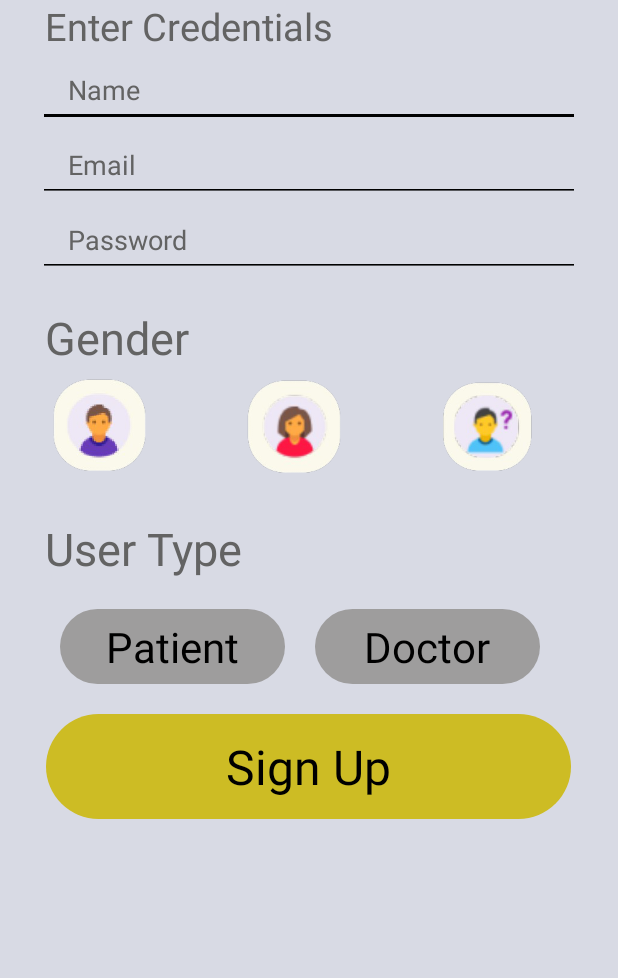
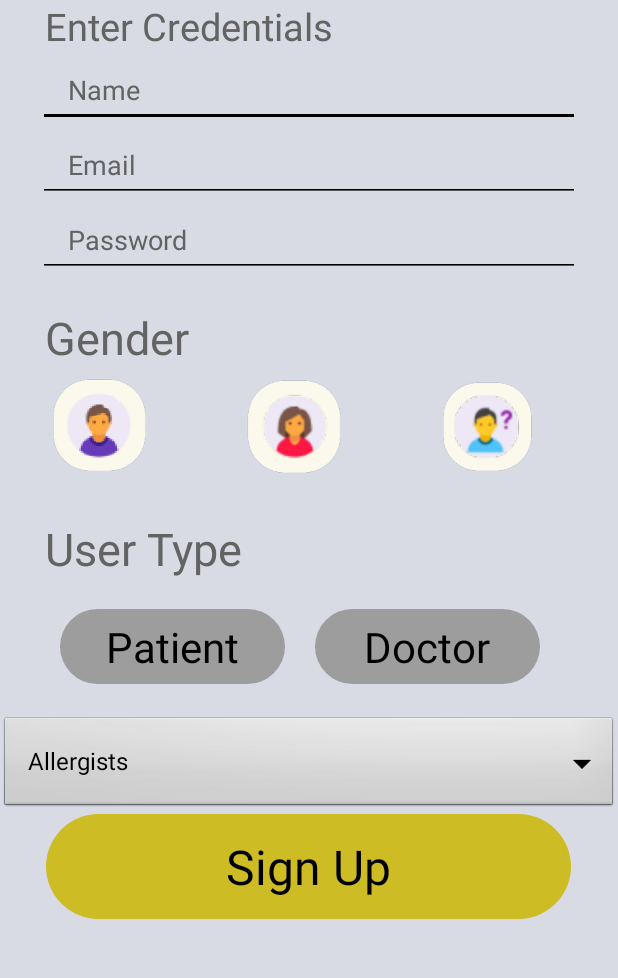
Before and after one commit to hanzla-sib/SMD_PROJECT_REMOTECARE, an Android app: the MainActivity_signup screen opened directly, with no data from a screen before it, after a tap on an icon or button, on a phone screen of 412 x 824 dp, the part 225-1203 px from its top. Run offline under Robolectric (Android 15) with nearby library versions, the light colour scheme and no system bars; our stand-ins replace Firebase (no records; nobody signed in at launch, a user with empty details on screens opened directly), Volley.

Commit message:
Doctor Type on Signup
Doctor Type on Signup

```diff
--- a/app/src/main/java/com/waqasahmad/remotecare/Consumed_calories_Progress_Doctor_side.java
+++ b/app/src/main/java/com/waqasahmad/remotecare/Consumed_calories_Progress_Doctor_side.java
@@ -146,7 +146,8 @@ public class Consumed_calories_Progress_Doctor_side extends AppCompatActivity im
                         adapter.setDropDownViewResource(android.R.layout.simple_spinner_dropdown_item);
                         spinner.setAdapter(adapter);
                         spinner.setOnItemSelectedListener(Consumed_calories_Progress_Doctor_side.this);
-                    } catch (JSONException e) {
+                    } catch (JSONException e)
+                    {
                         e.printStackTrace();
                     }
 
--- a/app/src/main/java/com/waqasahmad/remotecare/MainActivity_signup.java
+++ b/app/src/main/java/com/waqasahmad/remotecare/MainActivity_signup.java
@@ -5,10 +5,14 @@ import androidx.appcompat.app.AppCompatActivity;
 
 import android.content.Intent;
 import android.os.Bundle;
+import android.util.Log;
 import android.view.View;
+import android.widget.AdapterView;
+import android.widget.ArrayAdapter;
 import android.widget.EditText;
 import android.widget.ImageButton;
 import android.widget.ImageView;
+import android.widget.Spinner;
 import android.widget.TextView;
 import android.widget.Toast;
 
@@ -32,10 +36,11 @@ import com.google.firebase.database.FirebaseDatabase;
 import com.google.firebase.firestore.FirebaseFirestore;
 
 import java.text.SimpleDateFormat;
+import java.util.ArrayList;
 import java.util.Calendar;
 import java.util.HashMap;
 import java.util.Map;
-public class MainActivity_signup extends AppCompatActivity {
+public class MainActivity_signup extends AppCompatActivity implements AdapterView.OnItemSelectedListener {
 
     EditText name,email,password;
     ImageView signup;
@@ -52,6 +57,11 @@ public class MainActivity_signup extends AppCompatActivity {
     DatabaseReference reference ;
     FirebaseAuth mAuth;
     FirebaseFirestore db;
+String user_t="";
+    private Spinner spinner2;
+    ArrayList<String> paths = new ArrayList();
+
+
 
 
     private static final String insert_user_url ="http://"+Ip_server.getIpServer()+"/smd_project/insert.php";
@@ -94,14 +104,30 @@ public class MainActivity_signup extends AppCompatActivity {
         patient = findViewById(R.id.patient);
         doctor = findViewById(R.id.doctor);
 
-//
-//        //
-//
-//        Intent intent = new Intent(MainActivity_signup.this,ShowimagesActivity.class);
-//        startActivity(intent);
-//
-//
-//        //
+
+        ///////////////////////////
+
+        paths.add("Allergists");
+        paths.add("Cardiologists");
+        paths.add("Gastroenterologists");
+        paths.add("Dermatologists");
+        paths.add("Neurologists");
+        paths.add("Physiatrists");
+        paths.add("Plastic Surgeons");
+        paths.add("Radiologists");
+
+        Log.d("11111111111111111111" , paths.toString());
+
+        spinner2 = (Spinner)findViewById(R.id.spinner);
+        ArrayAdapter<String> adapter = new ArrayAdapter<String>(MainActivity_signup.this,
+                android.R.layout.simple_spinner_dropdown_item,paths);
+
+        adapter.setDropDownViewResource(android.R.layout.simple_spinner_dropdown_item);
+        spinner2.setAdapter(adapter);
+        spinner2.setOnItemSelectedListener(MainActivity_signup.this);
+
+
+
 
         //Gender selection
         male.setOnClickListener(new View.OnClickListener() {
@@ -161,6 +187,9 @@ public class MainActivity_signup extends AppCompatActivity {
             public void onClick(View v) {
                 user_type="Doctor";
                 user_type_id = "2";
+
+                spinner2.setVisibility(View.VISIBLE);
+
                 Toast.makeText(
                         MainActivity_signup.this,
                         "Doctor",
@@ -300,6 +329,9 @@ public class MainActivity_signup extends AppCompatActivity {
                                 param.put("password",password2);
                                 param.put("type",user_type_id);
                                 param.put("gender",genderstr);
+                                param.put("user_t",user_t);
+
+                                Log.d("user_t" , user_t.toString());
 
 
                                 return param;
@@ -326,4 +358,16 @@ public class MainActivity_signup extends AppCompatActivity {
                 });
     }
 
+    @Override
+    public void onItemSelected(AdapterView<?> parent, View view, int position, long id)
+    {
+        user_t= (String) parent.getItemAtPosition(position);
+
+    }
+
+    @Override
+    public void onNothingSelected(AdapterView<?> parent)
+    {
+
+    }
 }
--- a/app/src/main/res/layout/signup.xml
+++ b/app/src/main/res/layout/signup.xml
@@ -287,6 +287,21 @@
 
     </LinearLayout>
 
+    <LinearLayout
+        android:layout_width="match_parent"
+        android:layout_height="wrap_content"
+        >
+        <Spinner
+            android:id="@+id/spinner"
+            android:layout_width="match_parent"
+            android:layout_height="wrap_content"
+            android:background="@android:drawable/btn_dropdown"
+            android:spinnerMode="dropdown"
+            android:visibility="gone"
+            />
+
+    </LinearLayout>
+
     <RelativeLayout
         android:layout_width="match_parent"
         android:layout_height="wrap_content"
```
Also changed, not shown: app/src/main/java/com/waqasahmad/remotecare/Calories_Burnt.java (+3 -6 lines), app/src/main/res/layout/activity_main_signup.xml (deleted, +0 -291 lines), 2 other files.
